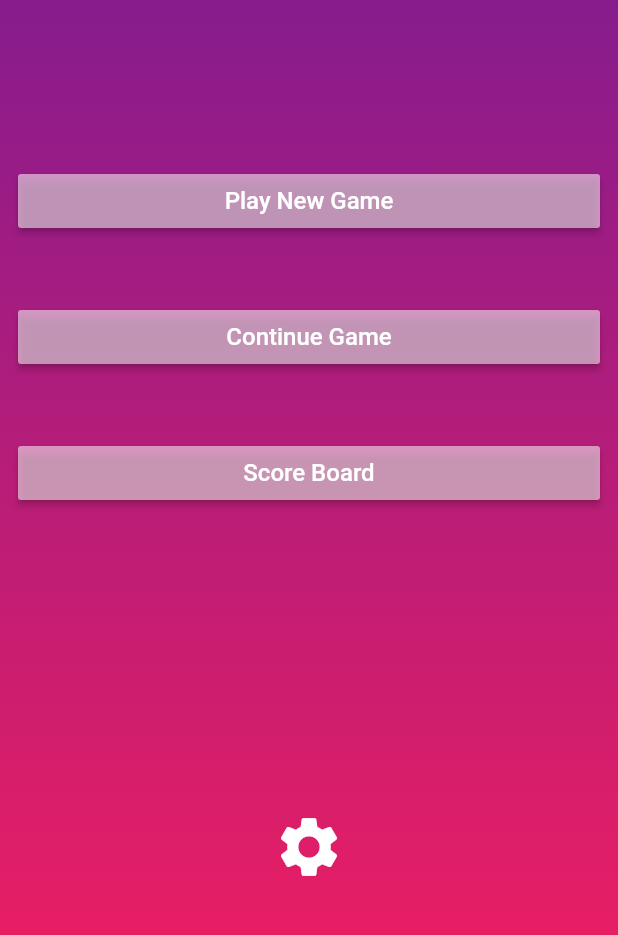
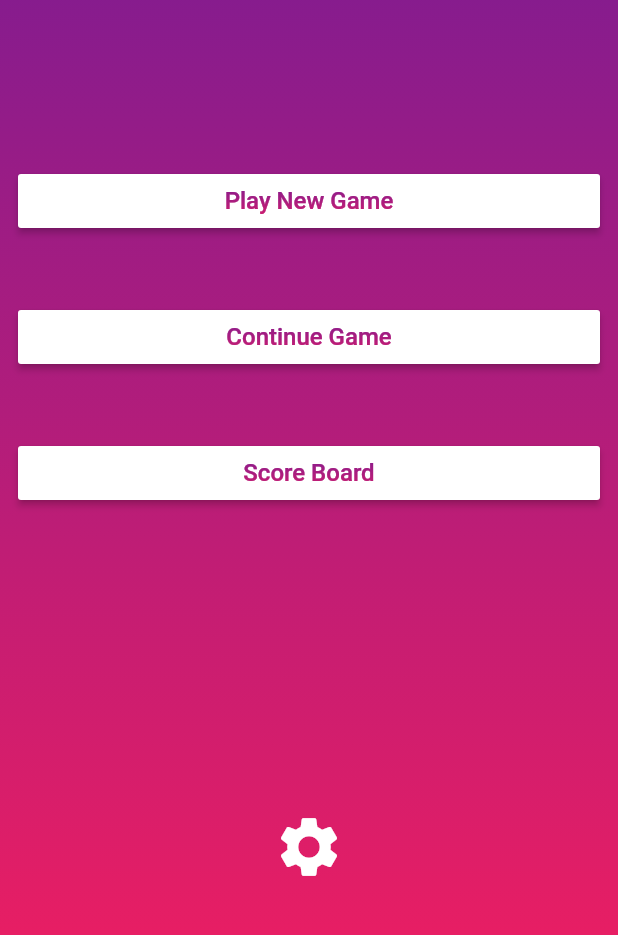
Before and after one commit to Kenneth5259/KolorKlash, a Flutter app: the screen it shows after launch, on a phone screen of 412 x 824 dp, the part 281-1216 px from its top. Run offline on Flutter 3.47's test engine with Material 2 defaults, Android fonts, the phone set to English and light mode, and no system bars; our stand-ins replace audioplayers, flutter_redux, redux.

Commit message:
Added background color white for button with gradient text

```diff
--- a/lib/widgets/menu_button.dart
+++ b/lib/widgets/menu_button.dart
@@ -1,4 +1,5 @@
 import 'package:flutter/material.dart';
+import 'package:kolor_klash/styles/background_gradient.dart';
 import 'package:kolor_klash/widgets/white_menu_text.dart';
 
 class MenuButton extends StatelessWidget {
@@ -10,10 +11,15 @@ class MenuButton extends StatelessWidget {
   @override
   Widget build(BuildContext context) {
     return MaterialButton(
-      color: Colors.white54,
+      color: Colors.white,
       child: Row(
         mainAxisAlignment: MainAxisAlignment.center,
-        children: [WhiteStyledText(text: buttonText)],
+        children: [
+          ShaderMask(
+              shaderCallback: (bounds) => backgroundGradient.createShader(bounds),
+              child: WhiteStyledText(text: buttonText)
+          )
+        ],
       ),
       onPressed: () => onPressed(),
     );
```
